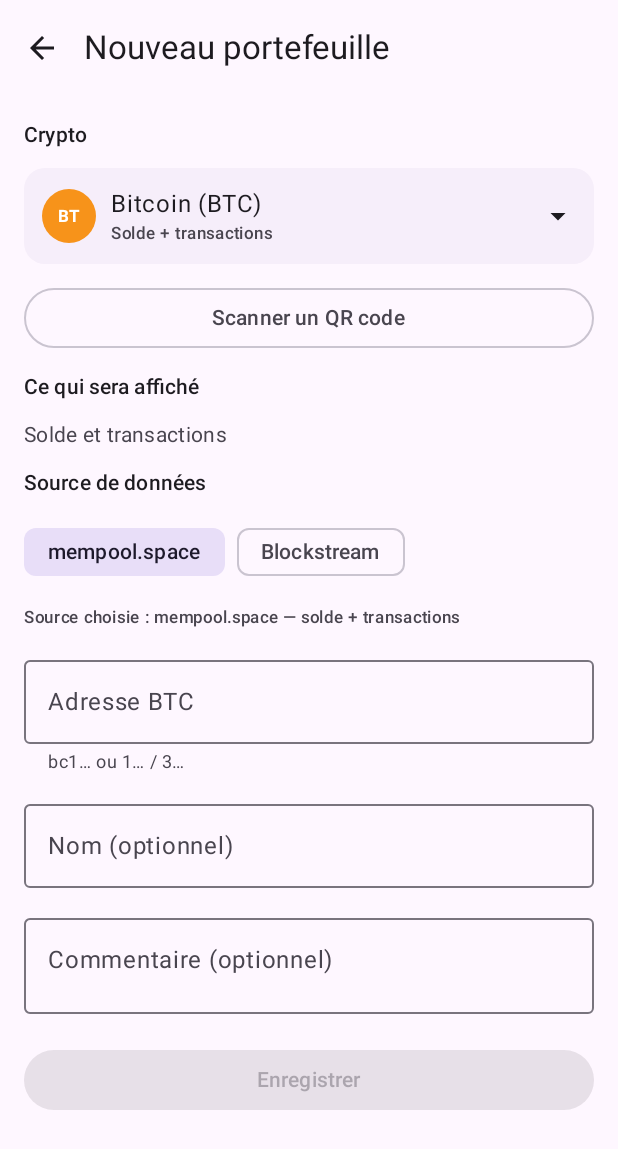
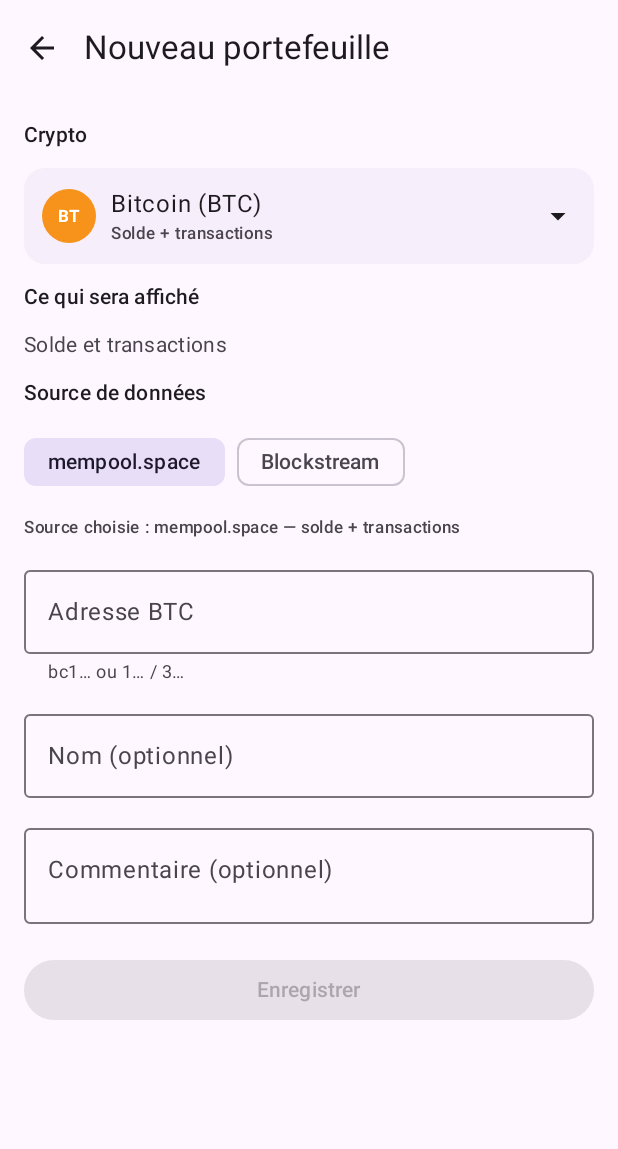
Before and after one commit to JC-LGMS/crypto-wallet-tracker, an Android app built with Jetpack Compose: the composable EditScreen called with sample values from the repository, on a phone screen of 412 x 824 dp. Shown: the top 1149 px of the screen. Run offline under Robolectric (Android 15) with nearby library versions, the phone set to English and light mode, and no system bars; network calls fail; pictures from the network do not load; 2 statements that could not run were skipped.

Commit message:
v1.3 : accueil compact, scanner QR retire, tri alphabetique, 14 cryptos suivies

```diff
--- a/app/build.gradle.kts
+++ b/app/build.gradle.kts
@@ -6,7 +6,7 @@ plugins {
     id("org.jetbrains.kotlin.plugin.serialization")
 }
 
-val appVersionName = "1.2"
+val appVersionName = "1.3"
 
 val keystoreProperties = Properties().apply {
     val file = rootProject.file("keystore.properties")
@@ -21,7 +21,7 @@ android {
         applicationId = "com.jclg.cryptowallettracker"
         minSdk = 26
         targetSdk = 37
-        versionCode = 4
+        versionCode = 5
         versionName = appVersionName
     }
 
@@ -79,7 +79,6 @@ dependencies {
     implementation("org.jetbrains.kotlinx:kotlinx-coroutines-android:1.9.0")
     implementation("com.squareup.okhttp3:okhttp:4.12.0")
     implementation("com.google.zxing:core:3.5.3")
-    implementation("com.google.android.gms:play-services-code-scanner:16.1.0")
 }
 
 /** Copie l'APK de debug dans dist/ avec un nom explicite (version incluse). */
--- a/app/src/main/java/com/jclg/cryptowallettracker/ui/Edit.kt
+++ b/app/src/main/java/com/jclg/cryptowallettracker/ui/Edit.kt
@@ -3,6 +3,7 @@ package com.jclg.cryptowallettracker.ui
 import androidx.compose.foundation.clickable
 import androidx.compose.foundation.layout.Arrangement
 import androidx.compose.foundation.layout.Column
+import androidx.compose.foundation.layout.FlowRow
 import androidx.compose.foundation.layout.Row
 import androidx.compose.foundation.layout.Spacer
 import androidx.compose.foundation.layout.fillMaxSize
@@ -27,7 +28,6 @@ import androidx.compose.material3.FilterChip
 import androidx.compose.material3.Icon
 import androidx.compose.material3.IconButton
 import androidx.compose.material3.MaterialTheme
-import androidx.compose.material3.OutlinedButton
 import androidx.compose.material3.OutlinedTextField
 import androidx.compose.material3.Scaffold
 import androidx.compose.material3.Surface
@@ -42,20 +42,15 @@ import androidx.compose.runtime.saveable.rememberSaveable
 import androidx.compose.runtime.setValue
 import androidx.compose.ui.Alignment
 import androidx.compose.ui.Modifier
-import androidx.compose.ui.platform.LocalContext
 import androidx.compose.ui.text.input.ImeAction
 import androidx.compose.ui.text.input.KeyboardCapitalization
 import androidx.compose.ui.text.input.KeyboardType
 import androidx.compose.ui.text.style.TextOverflow
 import androidx.compose.ui.unit.dp
-import com.google.mlkit.vision.barcode.common.Barcode
-import com.google.mlkit.vision.codescanner.GmsBarcodeScannerOptions
-import com.google.mlkit.vision.codescanner.GmsBarcodeScanning
 import com.jclg.cryptowallettracker.data.Coin
 import com.jclg.cryptowallettracker.data.Coins
 import com.jclg.cryptowallettracker.data.SourceId
 import com.jclg.cryptowallettracker.data.Wallet
-import com.jclg.cryptowallettracker.data.WalletCodec
 
 @OptIn(ExperimentalMaterial3Api::class)
 @Composable
@@ -73,50 +68,17 @@ fun EditScreen(
     var name by rememberSaveable { mutableStateOf(initial?.name.orEmpty()) }
     var comment by rememberSaveable { mutableStateOf(initial?.comment.orEmpty()) }
     var coinDialog by remember { mutableStateOf(false) }
-    var scanError by remember { mutableStateOf<String?>(null) }
-    val context = LocalContext.current
 
     val addable = remember(catalog) {
-        catalog.filter { it.sources.isNotEmpty() }.ifEmpty { Coins.all.filter { it.sources.isNotEmpty() } }
+        catalog.filter { it.sources.isNotEmpty() }
+            .ifEmpty { Coins.all.filter { it.sources.isNotEmpty() } }
+            .sortedBy { it.name }
     }
     val coin = Coins.byId(coinId) ?: addable.firstOrNull() ?: Coins.all.first()
     val sources = coin.sources
     val source: SourceId? = sources.firstOrNull { it.name == sourceName } ?: sources.firstOrNull()
     val addressValid = coin.matchesAddress(address)
     val viewKeyValid = coin.symbol != "XMR" || viewKey.trim().length == 64
-
-    fun scanQr() {
-        runCatching {
-            GmsBarcodeScanning.getClient(
-                context,
-                GmsBarcodeScannerOptions.Builder()
-                    .setBarcodeFormats(Barcode.FORMAT_QR_CODE)
-                    .build(),
-            ).startScan()
-                .addOnSuccessListener { barcode ->
-                    val raw = barcode.rawValue ?: return@addOnSuccessListener
-                    val payload = WalletCodec.decode(raw)
-                    if (payload == null) {
-                        address = raw.trim()
-                        scanError = null
-                        return@addOnSuccessListener
-                    }
-                    val scanned = Coins.fromLegacy(payload.c)
-                    if (scanned == null || scanned.sources.isEmpty()) {
-                        scanError = "Crypto non pris en charge : ${payload.c}"
-                        return@addOnSuccessListener
-                    }
-                    coinId = scanned.id
-                    sourceName = payload.s
-                    address = payload.a
-                    viewKey = payload.v
-                    if (payload.n.isNotBlank()) name = payload.n
-                    if (payload.m.isNotBlank()) comment = payload.m
-                    scanError = null
-                }
-                .addOnFailureListener { scanError = "Scan annulé ou indisponible" }
-        }.onFailure { scanError = "Scanner indisponible sur cet appareil" }
-    }
 
     Scaffold(
         topBar = {
@@ -161,13 +123,6 @@ fun EditScreen(
                 }
             }
 
-            OutlinedButton(onClick = { scanQr() }, modifier = Modifier.fillMaxWidth()) {
-                Text("Scanner un QR code")
-            }
-            scanError?.let {
-                Text(it, color = MaterialTheme.colorScheme.error, style = MaterialTheme.typography.bodySmall)
-            }
-
             if (sources.isEmpty()) {
                 Text(
                     "Cette crypto n'a pas encore de source de solde : ajout impossible, " +
@@ -185,7 +140,10 @@ fun EditScreen(
 
                 if (sources.size > 1) {
                     Text("Source de données", style = MaterialTheme.typography.labelLarge)
-                    Row(horizontalArrangement = Arrangement.spacedBy(8.dp)) {
+                    FlowRow(
+                        horizontalArrangement = Arrangement.spacedBy(8.dp),
+                        verticalArrangement = Arrangement.spacedBy(2.dp),
+                    ) {
                         sources.forEach { option ->
                             FilterChip(
                                 selected = option == source,
```
Also changed, not shown: app/src/main/java/com/jclg/cryptowallettracker/MainActivity.kt (+0 -17 lines), app/src/main/java/com/jclg/cryptowallettracker/data/Balances.kt (+90 -2 lines), app/src/main/java/com/jclg/cryptowallettracker/data/Coins.kt (+101 -0 lines), app/src/main/java/com/jclg/cryptowallettracker/ui/Home.kt (+8 -15 lines), 3 other files.
